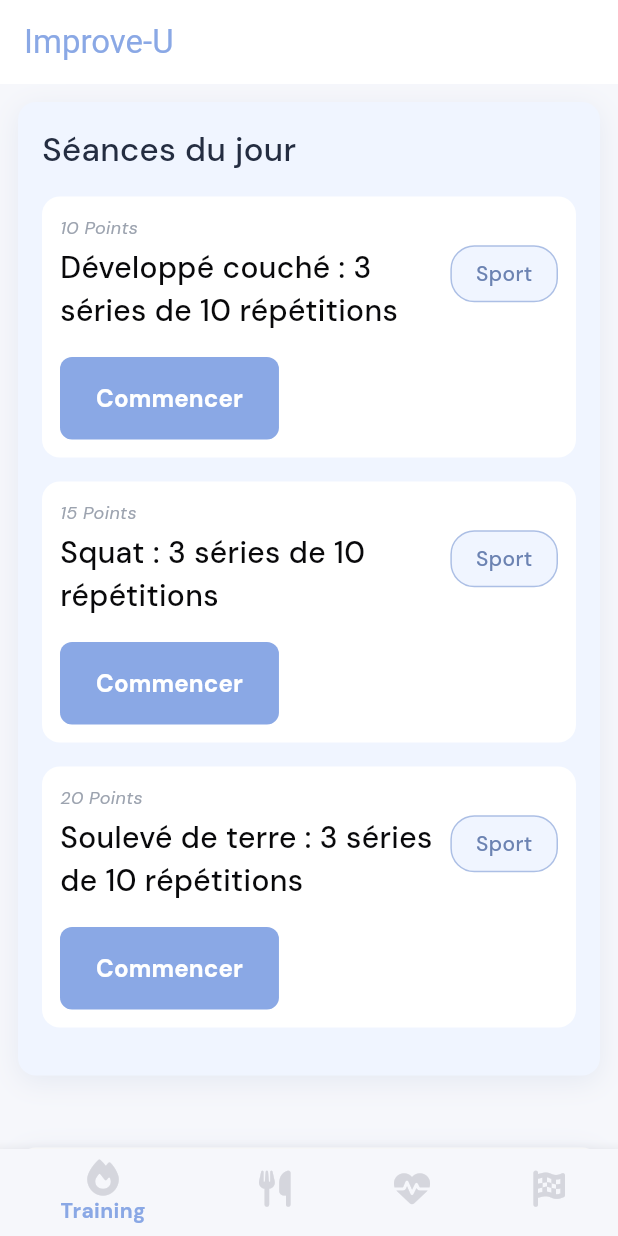
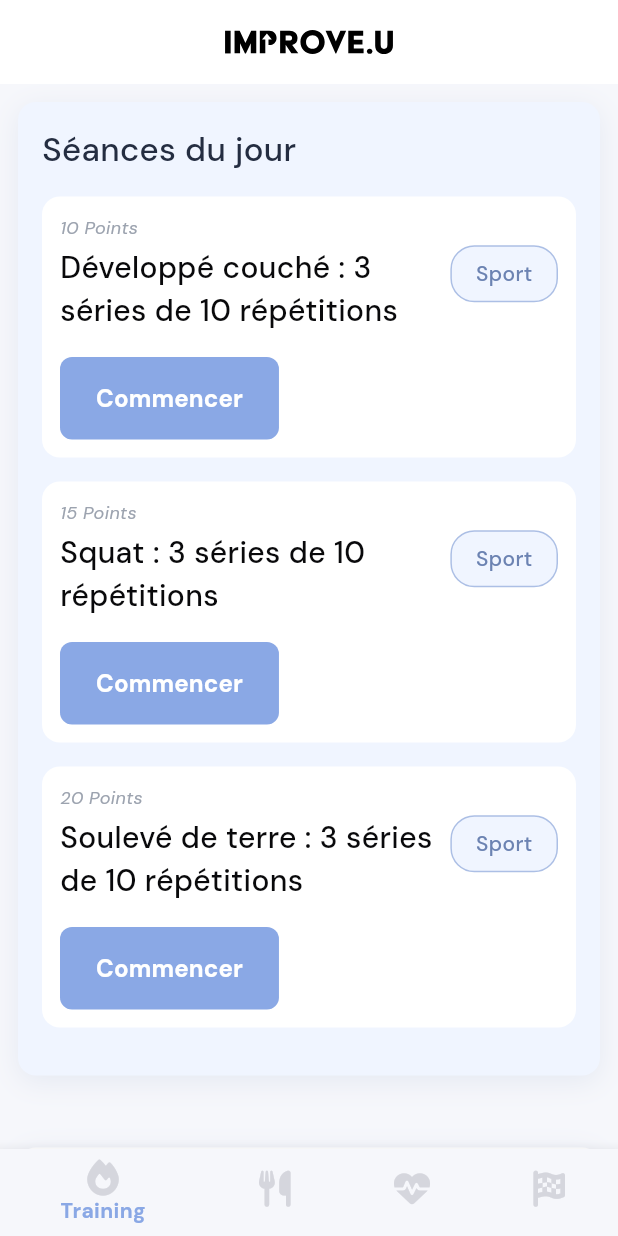
Before and after one commit to sofian-bali/Improve-U, a Flutter app: the screen it shows after launch, on a phone screen of 412 x 824 dp. Run offline on Flutter 3.47's test engine with Material 3 defaults, Android fonts, the phone set to English and light mode, and no system bars; our stand-ins replace flutter_svg, font_awesome_flutter, percent_indicator.

Commit message:
🎨 Edit AppBar and add logo assets | 14/05

```diff
--- a/frontend/improve_u/lib/ui/screens/home.dart
+++ b/frontend/improve_u/lib/ui/screens/home.dart
@@ -32,7 +32,7 @@ class _HomeState extends State<Home> {
   @override
   Widget build(BuildContext context) {
     return Scaffold(
-      appBar: const CustomAppBar(title: 'Improve-U'),
+      appBar: const CustomAppBar(),
       body: _viewsOptions.elementAt(_selectedIndex),
       bottomNavigationBar: BottomNavigationBar(
         items: <BottomNavigationBarItem>[
--- a/frontend/improve_u/lib/ui/widgets/custom_app_bar.dart
+++ b/frontend/improve_u/lib/ui/widgets/custom_app_bar.dart
@@ -1,23 +1,23 @@
 import 'package:flutter/material.dart';
+import 'package:flutter_svg/flutter_svg.dart';
 
 class CustomAppBar extends StatelessWidget implements PreferredSizeWidget {
-  final String title;
+  @override
+  final Size preferredSize;
 
-  const CustomAppBar({super.key, required this.title});
+  const CustomAppBar({super.key})
+      : preferredSize = const Size.fromHeight(kToolbarHeight);
 
   @override
   Widget build(BuildContext context) {
     return AppBar(
-      backgroundColor: Theme.of(context).colorScheme.background,
-      title: Text(
-        title,
-        style: TextStyle(
-          color: Theme.of(context).colorScheme.primary,
+      title: Center(
+        child: SvgPicture.asset(
+          'assets/logo/logo_horizontal_black.svg',
+          height: 16,
         ),
       ),
+      backgroundColor: Colors.white,
     );
   }
-
-  @override
-  Size get preferredSize => const Size.fromHeight(kToolbarHeight);
 }
--- a/frontend/improve_u/pubspec.yaml
+++ b/frontend/improve_u/pubspec.yaml
@@ -36,6 +36,7 @@ dependencies:
   cupertino_icons: ^1.0.6
   font_awesome_flutter: ^10.7.0
   percent_indicator: ^4.2.3
+  flutter_svg: ^2.0.10+1
 
 dev_dependencies:
   flutter_test:
@@ -85,9 +86,8 @@ flutter:
         - asset: fonts/aciertext-solid.otf
 
   # To add assets to your application, add an assets section, like this:
-  # assets:
-  #   - images/a_dot_burr.jpeg
-  #   - images/a_dot_ham.jpeg
+  assets:
+    - assets/logo/
 
   # An image asset can refer to one or more resolution-specific "variants", see
   # https://flutter.dev/assets-and-images/#resolution-aware
```
Also changed, not shown: frontend/improve_u/assets/logo/logo_horizontal_black.svg (added), frontend/improve_u/pubspec.lock, 2 other files.
